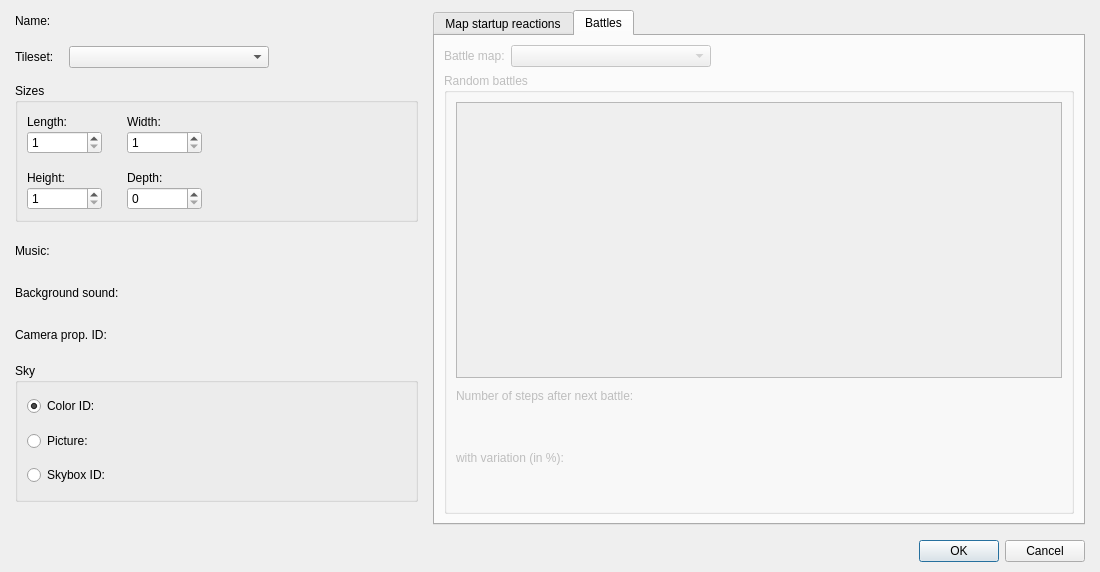
The window that Editor/Dialogs/dialogmapproperties.ui (RPG-Paper-Maker/RPG-Paper-Maker) describes before a commit, drawn with Qt 5.
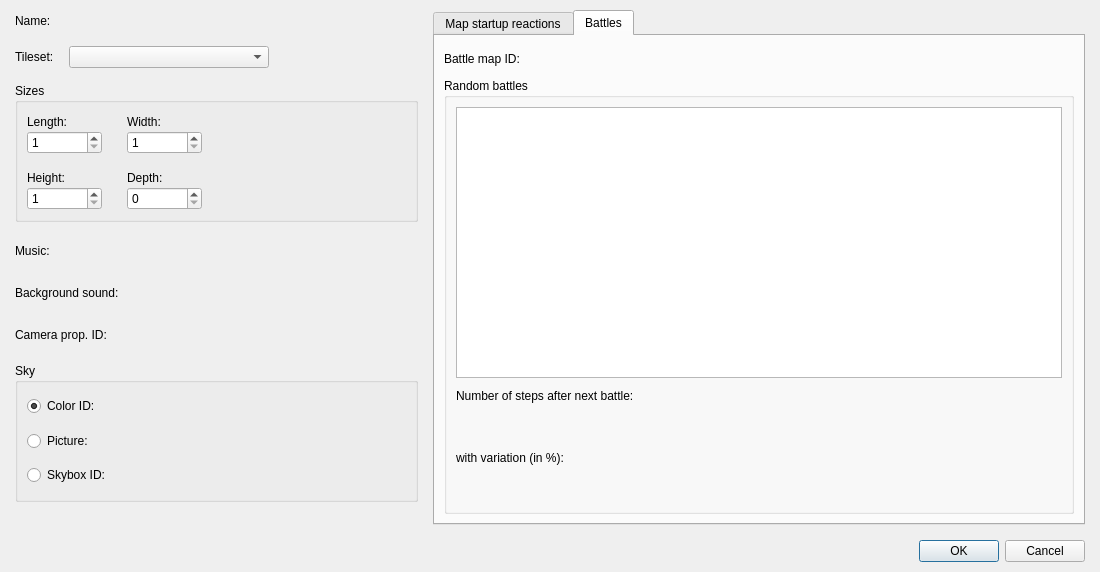
The same window after the commit. The open tabs and pages were chosen to show the change. Custom widgets are drawn as their Qt base class.

Commit message: [WIP] Random battles in map properties: design

Patch:
```diff
--- a/Editor/Dialogs/dialogmapproperties.ui
+++ b/Editor/Dialogs/dialogmapproperties.ui
@@ -543,34 +543,31 @@
           </attribute>
           <layout class="QGridLayout" name="gridLayout_10">
            <item row="0" column="0">
-            <layout class="QVBoxLayout" name="verticalLayout_7" stretch="0,1">
+            <layout class="QVBoxLayout" name="verticalLayout_7" stretch="0,0">
              <item>
               <layout class="QHBoxLayout" name="horizontalLayout" stretch="0,0,1">
                <item>
                 <widget class="QLabel" name="label_9">
                  <property name="enabled">
-                  <bool>false</bool>
+                  <bool>true</bool>
                  </property>
                  <property name="text">
-                  <string>Battle map:</string>
+                  <string>Battle map ID:</string>
                  </property>
                 </widget>
                </item>
                <item>
-                <widget class="QComboBox" name="comboBoxBattleMap">
-                 <property name="enabled">
-                  <bool>false</bool>
-                 </property>
+                <widget class="PanelPrimitiveValue" name="panelPrimitiveBattleMapID" native="true">
                  <property name="minimumSize">
                   <size>
-                   <width>200</width>
-                   <height>0</height>
+                   <width>250</width>
+                   <height>27</height>
                   </size>
                  </property>
                  <property name="maximumSize">
                   <size>
-                   <width>200</width>
-                   <height>16777215</height>
+                   <width>250</width>
+                   <height>27</height>
                   </size>
                  </property>
                 </widget>
@@ -593,7 +590,7 @@
              <item>
               <widget class="QGroupBox" name="groupBox_2">
                <property name="enabled">
-                <bool>false</bool>
+                <bool>true</bool>
                </property>
                <property name="title">
                 <string>Random battles</string>
```
Left out of the diff: 12 changed lines with no effect on the pictures. The commit also changes 7 other files.
